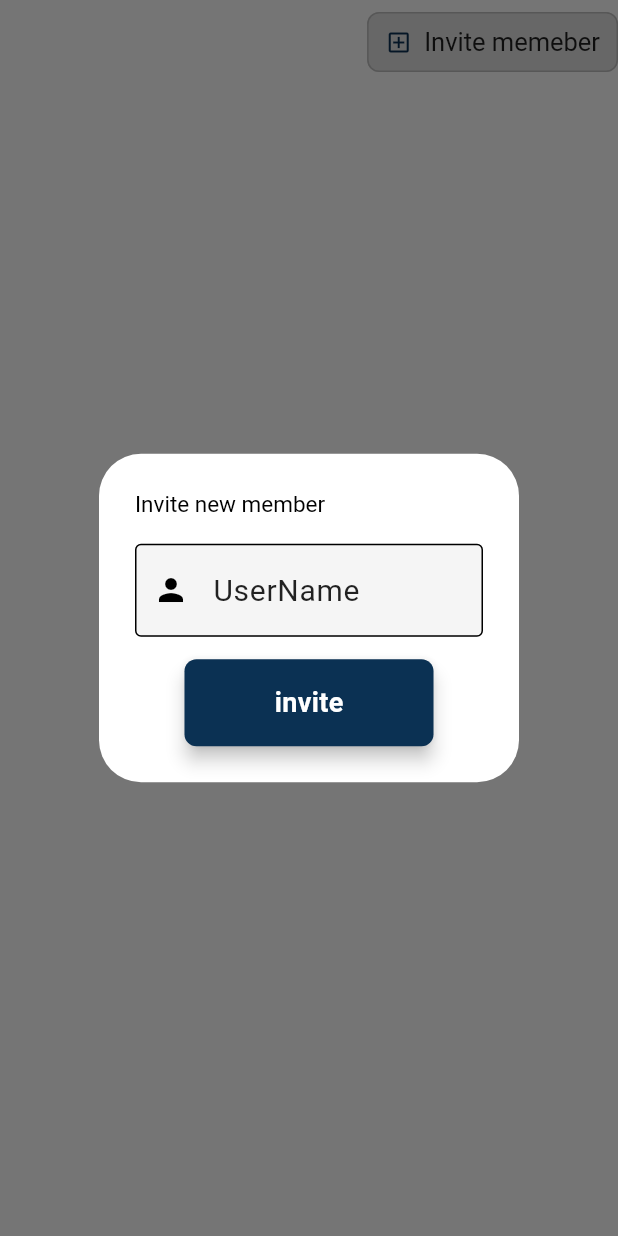
After one commit to habeebandrew/folder_it, a Flutter app: the MembersPage screen opened directly, after a tap on "Invite memeber", on a phone screen of 412 x 824 dp. The commit adds this screen. Run offline on Flutter 3.47's test engine with Material 3 defaults, Android fonts, the phone set to English and light mode, and no system bars; our stand-ins replace badges, connectivity_plus, dartz, dotted_border, flutter_bloc, flutter_svg and 3 more; missing offline and left inert: dart:html, flutter_dropzone; accounts and stored records are empty; project files that could hold a hidden picture were left out.

Commit message:
add invite member page (not finisied)

```diff
--- a/lib/core/Util/app_routes.dart
+++ b/lib/core/Util/app_routes.dart
@@ -1,3 +1,4 @@
+import 'package:folder_it/features/Groups/presentation/pages/invite_member_page.dart';
 import 'package:folder_it/features/Groups/presentation/pages/invites_page.dart';
 import 'package:folder_it/features/Groups/presentation/pages/group_details.dart';
 import 'package:folder_it/features/Home/presentation/pages/navigation_rail_page.dart';
@@ -42,6 +43,10 @@ final GoRouter router = GoRouter(
       path: '/groupform',
       builder: (context, state) =>  const GroupForm(),
     ),
+    GoRoute(
+      path: '/inviteMemeber',
+      builder: (context, state) =>  const InviteMemberPage(),
+    ),
   ],
 );
 //? للتنقل
--- a/lib/features/Group_Browser/presentation/group_pages/members_page.dart
+++ b/lib/features/Group_Browser/presentation/group_pages/members_page.dart
@@ -1,4 +1,6 @@
 import 'package:flutter/material.dart';
+import 'package:folder_it/features/Groups/presentation/pages/invite_member_page.dart';
+import 'package:go_router/go_router.dart';
 
 class MembersPage extends StatelessWidget {
   const MembersPage({super.key});
@@ -6,11 +8,42 @@ class MembersPage extends StatelessWidget {
 
   @override
   Widget build(BuildContext context) {
-    return Center(
-      child: Text(
-        "MembersPage",
-        style: TextStyle(fontSize: 24, fontWeight: FontWeight.bold),
-      ),
-    );
+    return Scaffold(appBar: AppBar(
+      backgroundColor: Theme.of(context).scaffoldBackgroundColor,
+
+      actions: [
+        Tooltip(
+          message: 'invite new memeber',
+          child: TextButton.icon(
+                onPressed: () {
+                  showDialog(
+                    context: context,
+                    builder: (context){
+                      return const InviteMemberPage();
+                    }
+                  );
+
+                },
+                icon: Icon(
+                  Icons.add_box_outlined,
+                  color: Theme.of(context).primaryColor,
+                ),
+                label: Text('Invite memeber',
+                    style: Theme.of(context).textTheme.displayMedium),
+                style: TextButton.styleFrom(
+                  padding: const EdgeInsets.symmetric(
+                      horizontal: 12.0, vertical: 6.0),
+                  backgroundColor: Colors.grey[300],
+                  shape: RoundedRectangleBorder(
+                    borderRadius: BorderRadius.circular(8.0),
+                    side: BorderSide(color: Colors.grey[400]!),
+                  ),
+                ),
+              ),
+        ),
+      ],
+    ),
+    //! habeeb List of memebers
+   );
   }
 }
--- a/lib/features/Groups/presentation/pages/View_Groups.dart
+++ b/lib/features/Groups/presentation/pages/View_Groups.dart
@@ -1,4 +1,5 @@
 import 'package:flutter/material.dart';
+import 'package:folder_it/features/Group_Browser/presentation/pages/group_form.dart';
 import 'package:go_router/go_router.dart';
 import 'dart:convert';
 import 'package:http/http.dart' as http;
@@ -298,6 +299,10 @@ class _GroupsState extends State<Groups> {
     return MouseRegion(
       onEnter: (_) => setState(() => hoverIndex = group.id),
       onExit: (_) => setState(() => hoverIndex = null),
+      child: InkWell(
+        onTap: (){
+          context.go('/groupform');
+        },
         child: AnimatedContainer(
           duration: const Duration(milliseconds: 300),
           curve: Curves.easeOut,
@@ -368,6 +373,7 @@ class _GroupsState extends State<Groups> {
                 )
 
             ],
+          ),
         ),
       ),
     );
--- /dev/null
+++ b/lib/features/Groups/presentation/pages/invite_member_page.dart
@@ -0,0 +1,39 @@
+import 'package:flutter/material.dart';
+import 'package:folder_it/features/User/presentation/widgets/custom_form_field.dart';
+
+class InviteMemberPage extends StatelessWidget {
+  const InviteMemberPage({super.key});
+
+  @override
+  Widget build(BuildContext context) {
+    return  AlertDialog(
+      title:  Text('Invite new member',style: TextStyle(fontSize: Theme.of(context).textTheme.bodySmall!.fontSize),),
+      content: Column(
+        mainAxisSize: MainAxisSize.min,
+        mainAxisAlignment: MainAxisAlignment.spaceBetween,
+        children: [
+          customFormFiled(
+            controller: TextEditingController(),
+            label: 'UserName',
+            prefixIcon: Icons.person
+          ),
+          const SizedBox(height: 15.0,),
+          Center(
+                      child:
+                           ElevatedButton(
+                              style: Theme.of(context).elevatedButtonTheme.style,
+                              onPressed: () async {
+
+                              },
+                              child:  Text(
+                                'invite',
+                                style:Theme.of(context).textTheme.bodyMedium!.apply(color:Colors.white)
+                                )
+                              ),
+                            ),
+
+        ],
+      ),
+    );
+  }
+}
```
Lines whose indentation alone changed are shown as unchanged.
